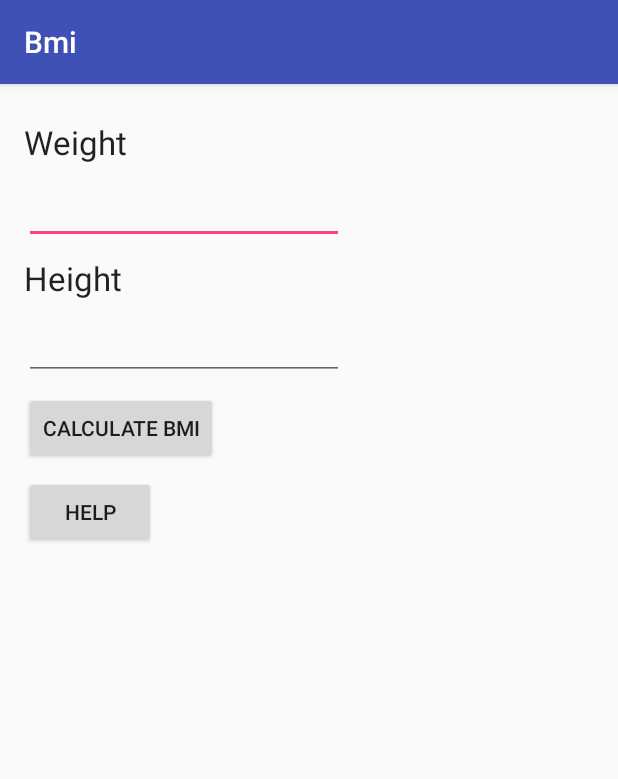
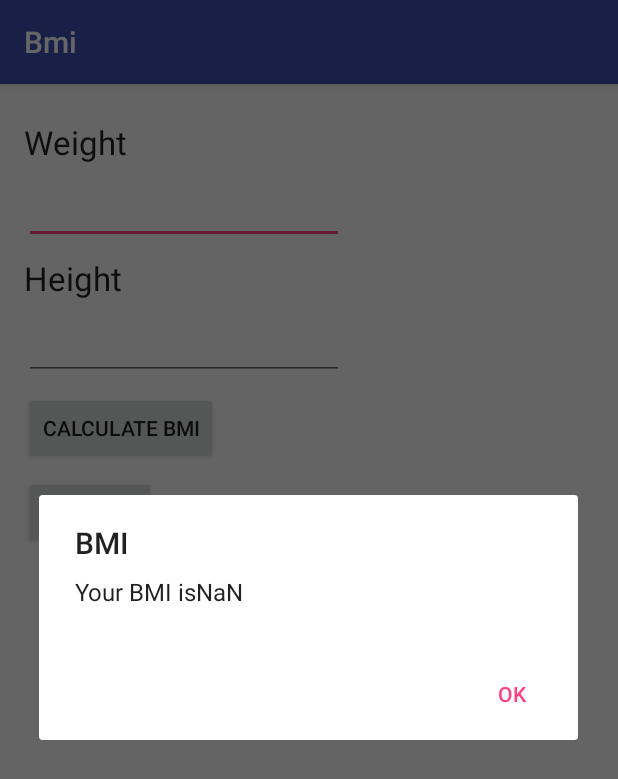
Before and after one commit to ruby10387/Bmi, an Android app: the screen it shows after launch (MainActivity), after a tap on "CALCULATE BMI", on a phone screen of 412 x 824 dp. Shown: the top 779 px of the screen. Run offline under Robolectric (Android 15) with nearby library versions, the phone set to English and light mode, and no system bars; 2 statements that could not run were skipped.

Commit message:
AlertDialog

```diff
--- a/app/src/main/java/com/ruby/bmi/MainActivity.java
+++ b/app/src/main/java/com/ruby/bmi/MainActivity.java
@@ -1,22 +1,28 @@
 package com.ruby.bmi;
 
+import android.app.AlertDialog;
+import android.content.DialogInterface;
 import android.support.v7.app.AppCompatActivity;
 import android.os.Bundle;
 import android.util.Log;
 import android.view.View;
 import android.widget.EditText;
+import android.widget.Toast;
 
 public class MainActivity extends AppCompatActivity {
+
+    private EditText edWeight;
+    private EditText edHeight;
 
     @Override
     protected void onCreate(Bundle savedInstanceState) {
         super.onCreate(savedInstanceState);
         setContentView(R.layout.activity_main);
+        edWeight = findViewById(R.id.ed_weight);
+        edHeight = findViewById(R.id.ed_height);
     }
     public void bmi(View view){
         Log.d("MainActivity","bmi");
-        EditText edWeight = findViewById(R.id.ed_weight);
-        EditText edHeight = findViewById(R.id.ed_height);
         String w = edWeight.getText().toString();
         String h = edHeight.getText().toString();
         Log.d("MainActivity",w + "/" + h);
@@ -24,5 +30,24 @@ public class MainActivity extends AppCompatActivity {
         float height = Float.parseFloat(h);
         float bmi = weight / (height * height);
         Log.d("MainActivity",bmi+"");
+        Toast.makeText(this,"Your BMI is"+bmi,Toast.LENGTH_LONG).show();
+        new AlertDialog.Builder(this)
+                .setMessage("Your BMI is"+bmi)
+                .setTitle("BMI")
+                .setPositiveButton("OK", new DialogInterface.OnClickListener() {
+                    @Override
+                    public void onClick(DialogInterface dialog, int which) {
+                        edWeight.setText("");
+                        edHeight.setText("");
+                    }
+                })
+//                .setNegativeButton("Clear", new DialogInterface.OnClickListener() {
+//                    @Override
+//                    public void onClick(DialogInterface dialog, int which) {
+//                        edWeight.setText("");
+//                        edHeight.setText("");
+//                    }
+//                })
+                .show();
     }
 }
```
